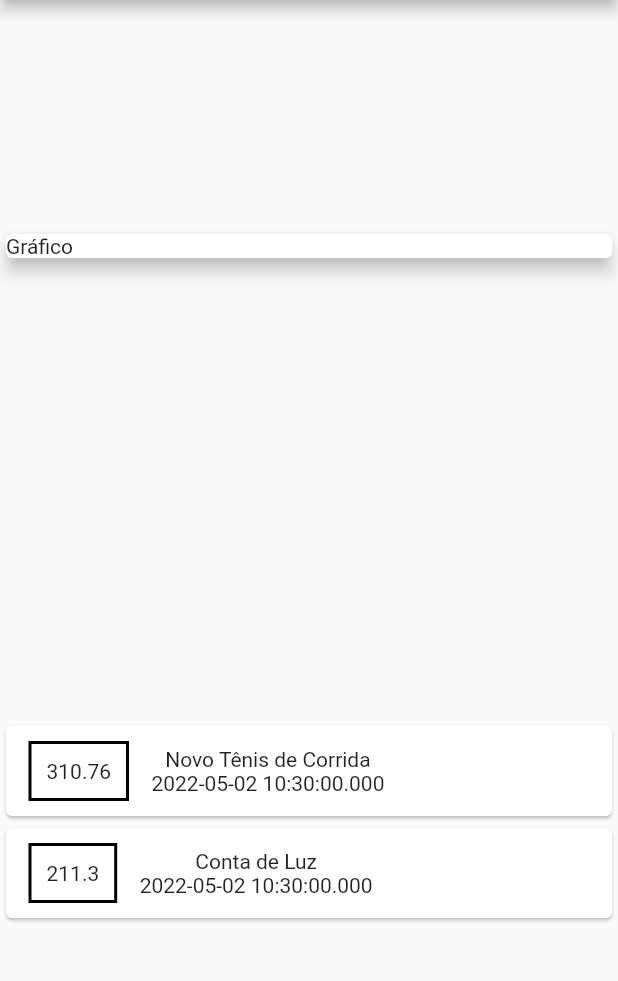
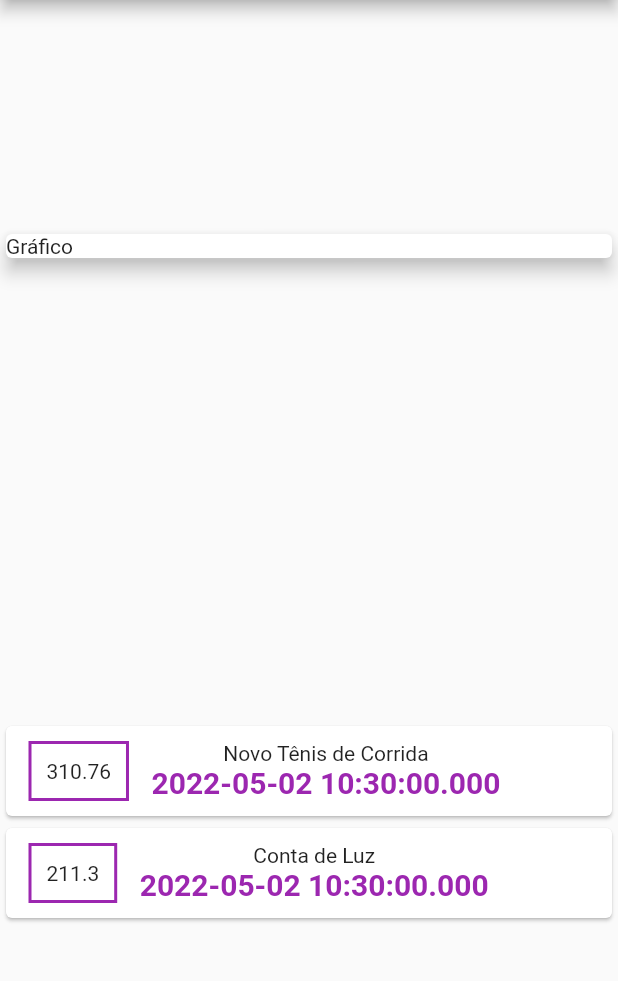
Before and after one commit to wladyband/sistemas_de_despesas, a Flutter app: the screen it shows after launch, on a phone screen of 412 x 824 dp, the part 84-1065 px from its top. Run offline on Flutter 3.47's test engine with Material 2 defaults, Android fonts, the phone set to English and light mode, and no system bars.

Commit message:
estilo dos textos aula 94

```diff
--- a/lib/main.dart
+++ b/lib/main.dart
@@ -65,7 +65,7 @@ class MyHomePage extends StatelessWidget {
                       ),
                       decoration: BoxDecoration(
                         border: Border.all(
-                          color: Colors.black,
+                          color: Colors.purple,
                           width: 2
                         ),
                       ),
@@ -74,7 +74,13 @@ class MyHomePage extends StatelessWidget {
                     Column(
                       children: [
                         Text(tr.title),
-                        Text(tr.date.toString()),
+                        Text(tr.date.toString(),
+                          style: TextStyle(
+                            fontWeight: FontWeight.bold,
+                            fontSize: 20,
+                            color: Colors.purple
+                          ),
+                        ),
                       ],
                     )
                   ],
```
